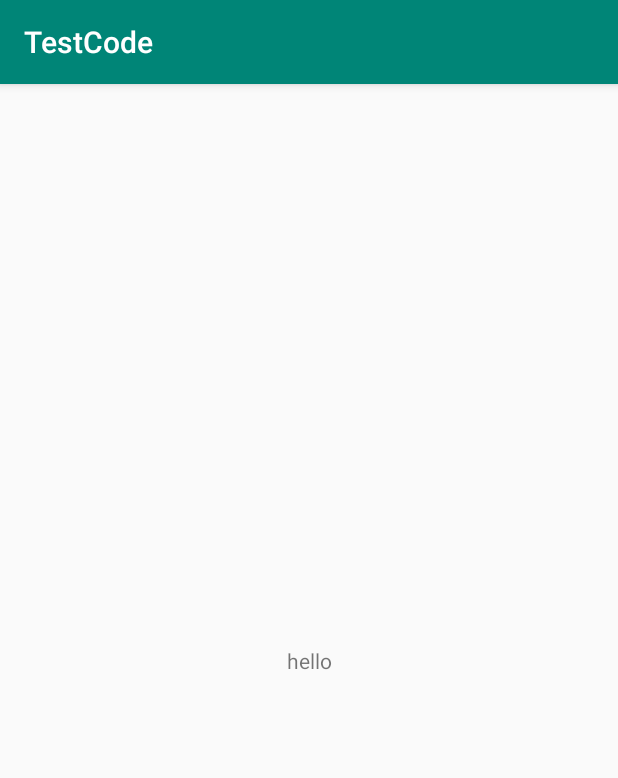
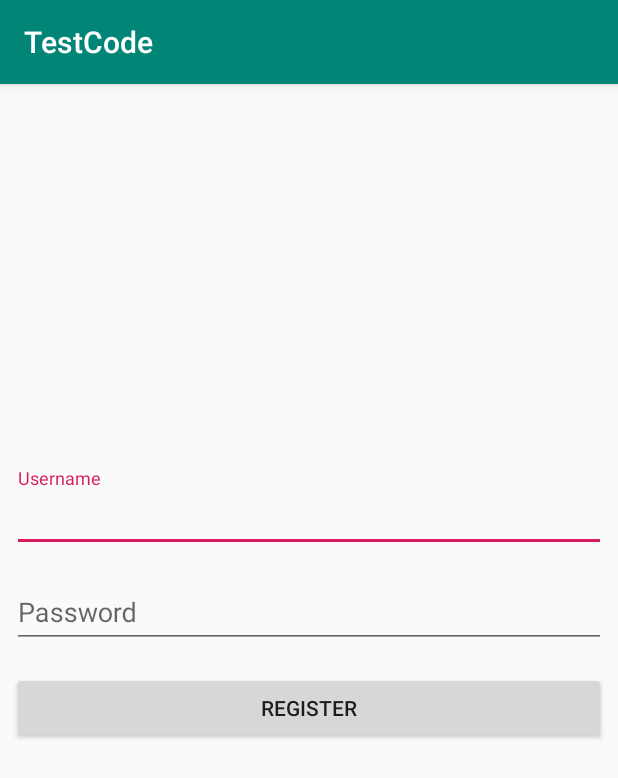
Before and after one commit to garciaraul85/TestExample, an Android app: the screen it shows after launch (RegisterActivity), on a phone screen of 412 x 824 dp. Shown: the top 778 px of the screen. Run offline under Robolectric (Android 15) with nearby library versions, the phone set to English and light mode, and no system bars; our stand-ins replace Dagger/Hilt's generated code, Room's generated code, RxJava; 2 statements that could not run were skipped.

Commit message:
DB for registerin working

```diff
--- a/app/build.gradle
+++ b/app/build.gradle
@@ -30,6 +30,7 @@ dependencies {
     implementation fileTree(dir: 'libs', include: ['*.jar'])
     implementation "org.jetbrains.kotlin:kotlin-stdlib-jdk7:$kotlin_version"
     implementation 'com.android.support:appcompat-v7:28.0.0'
+    implementation 'com.android.support:design:28.0.0'
     implementation 'com.android.support.constraint:constraint-layout:1.1.3'
     testImplementation 'junit:junit:4.12'
     androidTestImplementation 'com.android.support.test:runner:1.0.2'
@@ -43,6 +44,7 @@ dependencies {
     // Room
     implementation "android.arch.persistence.room:runtime:1.1.1"
     annotationProcessor "android.arch.persistence.room:compiler:1.1.1" // use kapt for Kotlin
+    implementation "android.arch.persistence.room:rxjava2:1.1.1"
 
     // Dagger
     implementation 'com.google.dagger:dagger-android:2.15'
@@ -58,5 +60,4 @@ dependencies {
     implementation 'com.google.code.gson:gson:2.8.2'
 
 
-
 }
--- a/app/src/main/AndroidManifest.xml
+++ b/app/src/main/AndroidManifest.xml
@@ -19,6 +19,7 @@
                 <category android:name="android.intent.category.LAUNCHER" />
             </intent-filter>
         </activity>
+        <activity android:name=".features.ListUsersActivity"></activity>
     </application>
 
 </manifest>
--- a/app/src/main/java/com/android/testcode/data/dao/UserDAO.java
+++ b/app/src/main/java/com/android/testcode/data/dao/UserDAO.java
@@ -9,12 +9,14 @@ import com.android.testcode.data.model.User;
 
 import java.util.List;
 
+import io.reactivex.Flowable;
+
 @Dao
 public interface UserDAO {
 
     @Insert
-    long insertUser(User user);
+    void insertUser(User user);
 
     @Query("SELECT * FROM User")
-    LiveData<List<User>> getAllUsers();
+    Flowable<List<User>> getAllUsers();
 }
--- a/app/src/main/java/com/android/testcode/data/dao/UserRepository.java
+++ b/app/src/main/java/com/android/testcode/data/dao/UserRepository.java
@@ -1,13 +1,13 @@
 package com.android.testcode.data.dao;
-
-import android.arch.lifecycle.LiveData;
 
 import com.android.testcode.data.model.User;
 
 import java.util.List;
 
+import io.reactivex.Flowable;
+
 public interface UserRepository {
-    LiveData<List<User>> findAll();
+    Flowable<List<User>> findAll();
 
-    long insert(User user);
+    void insert(User user);
 }
--- a/app/src/main/java/com/android/testcode/features/RegisterActivity.java
+++ b/app/src/main/java/com/android/testcode/features/RegisterActivity.java
@@ -1,9 +1,14 @@
 package com.android.testcode.features;
 
 import android.arch.lifecycle.ViewModelProviders;
+import android.content.Context;
+import android.support.design.widget.TextInputLayout;
 import android.support.v7.app.AppCompatActivity;
 import android.os.Bundle;
 import android.util.Log;
+import android.view.View;
+import android.view.inputmethod.InputMethodManager;
+import android.widget.Button;
 
 import com.android.testcode.MVVMApplication;
 import com.android.testcode.R;
@@ -23,18 +28,55 @@ public class RegisterActivity extends AppCompatActivity {
     ViewModelFactory videoViewModelFactory;
     private RegisterViewModel registerViewModel;
 
+    private TextInputLayout usernameWrapper;
+    private TextInputLayout passwordWrapper;
+    private Button registerBtn;
+
 
     @Override
     protected void onCreate(Bundle savedInstanceState) {
         super.onCreate(savedInstanceState);
         setContentView(R.layout.register_activity);
+
+        usernameWrapper = findViewById(R.id.userNameWrapper);
+        passwordWrapper = findViewById(R.id.passwordWrapper);
+        registerBtn = findViewById(R.id.register);
+
         inject();
 
         registerViewModel.getResponseLiveData().observe(this, response -> {
             Log.d(TAG, "onCreate: " + response);
         });
 
+        registerViewModel.getUserNameErrorResponseLiveData().observe(this, response -> {
+            usernameWrapper.setErrorEnabled(response);
+        });
+
+        registerViewModel.getUserNameResponseLiveData().observe(this, response -> {
+            usernameWrapper.setError(response);
+        });
+
+        registerViewModel.getPasswordErrorResponseLiveData().observe(this, response -> {
+            passwordWrapper.setErrorEnabled(response);
+        });
+
+        registerViewModel.getPasswordResponseLiveData().observe(this, response -> {
+            passwordWrapper.setError(response);
+        });
+
         registerViewModel.loadGreeting();
+
+        registerBtn.setOnClickListener(v -> {
+            hideKeyboard();
+
+            String username = usernameWrapper.getEditText().getText().toString();
+            String password = passwordWrapper.getEditText().getText().toString();
+            registerViewModel.registerUser(username, password);
+        });
+
+        registerViewModel.getUsersResponseLiveData().observe(this, response -> {
+            Log.d(TAG, "onCreate: " + response.size());
+        });
     }
 
     private void inject() {
@@ -49,4 +91,12 @@ public class RegisterActivity extends AppCompatActivity {
         Log.d(TAG, "hello");
     }
 
+    private void hideKeyboard() {
+        View view = getCurrentFocus();
+        if (view != null) {
+            ((InputMethodManager) getSystemService(Context.INPUT_METHOD_SERVICE)).
+                    hideSoftInputFromWindow(view.getWindowToken(), InputMethodManager.HIDE_NOT_ALWAYS);
+        }
+    }
+
 }
--- a/app/src/main/java/com/android/testcode/features/ui/register/RegisterViewModel.java
+++ b/app/src/main/java/com/android/testcode/features/ui/register/RegisterViewModel.java
@@ -2,19 +2,41 @@ package com.android.testcode.features.ui.register;
 
 import android.arch.lifecycle.MutableLiveData;
 import android.arch.lifecycle.ViewModel;
+import android.util.Log;
 
 import com.android.testcode.data.DataManager;
 import com.android.testcode.data.dao.UserDataSource;
+import com.android.testcode.data.model.User;
 
+import java.util.List;
+import java.util.regex.Matcher;
+import java.util.regex.Pattern;
+
+import io.reactivex.Completable;
+import io.reactivex.CompletableObserver;
+import io.reactivex.Flowable;
 import io.reactivex.android.schedulers.AndroidSchedulers;
 import io.reactivex.disposables.CompositeDisposable;
+import io.reactivex.disposables.Disposable;
+import io.reactivex.functions.Action;
 import io.reactivex.schedulers.Schedulers;
 
 public class RegisterViewModel extends ViewModel {
+    private static final String TAG = "RegisterVM";
     private UserDataSource userDataSource;
 
     private final MutableLiveData<String> responseLiveData = new MutableLiveData<>();
+    private final MutableLiveData<String> userNameResponseLiveData = new MutableLiveData<>();
+    private final MutableLiveData<String> passwordResponseLiveData = new MutableLiveData<>();
+    private final MutableLiveData<Boolean> userNameErrorResponseLiveData = new MutableLiveData<>();
+    private final MutableLiveData<Boolean> passwordErrorResponseLiveData = new MutableLiveData<>();
+    private final MutableLiveData<List<User>> usersResponseLiveData = new MutableLiveData<>();
+
     private final CompositeDisposable disposables = new CompositeDisposable();
+
+    private static final String EMAIL_PATTERN = "^[a-zA-Z0-9#_~!$&'()*+,;=:.\"(),:;<>@\\[\\]\\\\]+@[a-zA-Z0-9-]+(\\.[a-zA-Z0-9-]+)*$";
+    private Pattern pattern = Pattern.compile(EMAIL_PATTERN);
+    private Matcher matcher;
 
     public RegisterViewModel(UserDataSource userDataSource) {
         this.userDataSource = userDataSource;
@@ -31,8 +53,86 @@ public class RegisterViewModel extends ViewModel {
         );
     }
 
+    public void loadUsers() {
+        disposables.add(
+                userDataSource.findAll()
+                        .subscribeOn(Schedulers.io())
+                        .observeOn(AndroidSchedulers.mainThread())
+                        .subscribe(
+                                usersResponseLiveData::setValue
+                        )
+        );
+    }
+
+    public void registerUser(String userName, String password) {
+        if (!validateEmail(userName)) {
+            userNameResponseLiveData.setValue("Not a valid email address!");
+            userNameErrorResponseLiveData.setValue(true);
+        } else if (!validatePassword(password)) {
+            passwordResponseLiveData.setValue("Not a valid password!");
+            passwordErrorResponseLiveData.setValue(true);
+        } else {
+            userNameErrorResponseLiveData.setValue(false);
+            passwordErrorResponseLiveData.setValue(false);
+            User user = new User();
+            user.setName(userName);
+            user.setPassword(password);
+            doRegisterUser(user);
+        }
+    }
+
+
+    private void doRegisterUser(final User user) {
+        Completable.fromAction(() -> userDataSource.insert(user))
+                .observeOn(AndroidSchedulers.mainThread())
+                .subscribeOn(Schedulers.io()).subscribe(new CompletableObserver() {
+            @Override
+            public void onSubscribe(Disposable d) {
+            }
+
+            @Override
+            public void onComplete() {
+                Log.d(TAG, "onComplete: ");
+                loadUsers();
+            }
+
+            @Override
+            public void onError(Throwable e) {
+            }
+        });
+    }
+
+    private boolean validateEmail(String email) {
+        matcher = pattern.matcher(email);
+        return matcher.matches();
+    }
+
+    private boolean validatePassword(String password) {
+        return password.length() > 5;
+    }
+
     public MutableLiveData<String> getResponseLiveData() {
         return responseLiveData;
+    }
+
+    public MutableLiveData<String> getUserNameResponseLiveData() {
+        return userNameResponseLiveData;
+    }
+
+    public MutableLiveData<String> getPasswordResponseLiveData() {
+        return passwordResponseLiveData;
+    }
+
+    public MutableLiveData<Boolean> getUserNameErrorResponseLiveData() {
+        return userNameErrorResponseLiveData;
+    }
+
+    public MutableLiveData<Boolean> getPasswordErrorResponseLiveData() {
+        return passwordErrorResponseLiveData;
+    }
+
+    public MutableLiveData<List<User>> getUsersResponseLiveData() {
+        return usersResponseLiveData;
     }
 
     @Override
--- a/app/src/main/res/layout/register_activity.xml
+++ b/app/src/main/res/layout/register_activity.xml
@@ -2,19 +2,65 @@
 <android.support.constraint.ConstraintLayout xmlns:android="http://schemas.android.com/apk/res/android"
     xmlns:app="http://schemas.android.com/apk/res-auto"
     xmlns:tools="http://schemas.android.com/tools"
-    android:id="@+id/register"
     android:layout_width="match_parent"
     android:layout_height="match_parent"
     tools:context=".features.RegisterActivity">
 
-    <TextView
-        android:id="@+id/message"
+    <android.support.design.widget.TextInputLayout
+        android:id="@+id/userNameWrapper"
+        android:layout_width="0dp"
+        android:layout_height="wrap_content"
+        android:layout_marginBottom="8dp"
+        app:layout_constraintBottom_toTopOf="@+id/passwordWrapper"
+        android:layout_marginRight="8dp"
+        app:layout_constraintRight_toRightOf="parent"
+        android:layout_marginLeft="8dp"
+        app:layout_constraintLeft_toLeftOf="parent">
+
+        <android.support.design.widget.TextInputEditText
+            android:layout_width="match_parent"
+            android:layout_height="wrap_content"
+            android:hint="@string/username"
+            android:inputType="textEmailAddress"/>
+
+    </android.support.design.widget.TextInputLayout>
+
+    <android.support.design.widget.TextInputLayout
+        android:id="@+id/passwordWrapper"
+        android:layout_width="0dp"
+        android:layout_height="wrap_content"
+        android:layout_marginBottom="8dp"
+        app:layout_constraintBottom_toTopOf="@+id/guideline"
+        android:layout_marginRight="8dp"
+        app:layout_constraintRight_toRightOf="parent"
+        android:layout_marginLeft="8dp"
+        app:layout_constraintLeft_toLeftOf="parent">
+
+        <android.support.design.widget.TextInputEditText
+            android:layout_width="match_parent"
+            android:layout_height="wrap_content"
+            android:hint="@string/password"
+            android:inputType="textPassword"/>
+
+    </android.support.design.widget.TextInputLayout>
+
+    <android.support.v7.widget.AppCompatButton
+        android:id="@+id/register"
+        android:layout_width="0dp"
+        android:layout_height="wrap_content"
+        android:text="@string/register"
+        app:layout_constraintTop_toTopOf="@+id/guideline"
+        android:layout_marginTop="8dp"
+        android:layout_marginRight="8dp"
+        app:layout_constraintRight_toRightOf="parent"
+        android:layout_marginLeft="8dp"
+        app:layout_constraintLeft_toLeftOf="parent"/>
+
+    <android.support.constraint.Guideline
         android:layout_width="wrap_content"
         android:layout_height="wrap_content"
-        android:text="hello"
-        app:layout_constraintBottom_toBottomOf="parent"
-        app:layout_constraintEnd_toEndOf="parent"
-        app:layout_constraintStart_toStartOf="parent"
-        app:layout_constraintTop_toTopOf="parent" />
+        android:id="@+id/guideline"
+        android:orientation="horizontal"
+        app:layout_constraintGuide_percent="0.5"/>
 
 </android.support.constraint.ConstraintLayout>
--- a/app/src/main/res/values/strings.xml
+++ b/app/src/main/res/values/strings.xml
@@ -1,3 +1,6 @@
 <resources>
     <string name="app_name">TestCode</string>
+    <string name="username">Username</string>
+    <string name="password">Password</string>
+    <string name="register">Register</string>
 </resources>
```
Also changed, not shown: app/src/main/java/com/android/testcode/data/dao/UserDataSource.java (+4 -4 lines), app/src/main/java/com/android/testcode/features/ListUsersActivity.java (added, +15 -0 lines), app/src/main/java/com/android/testcode/features/ui/listusers/ListUsersViewModel.java (added, +7 -0 lines), app/src/main/res/layout/list_users_activity.xml (added, +20 -0 lines).
